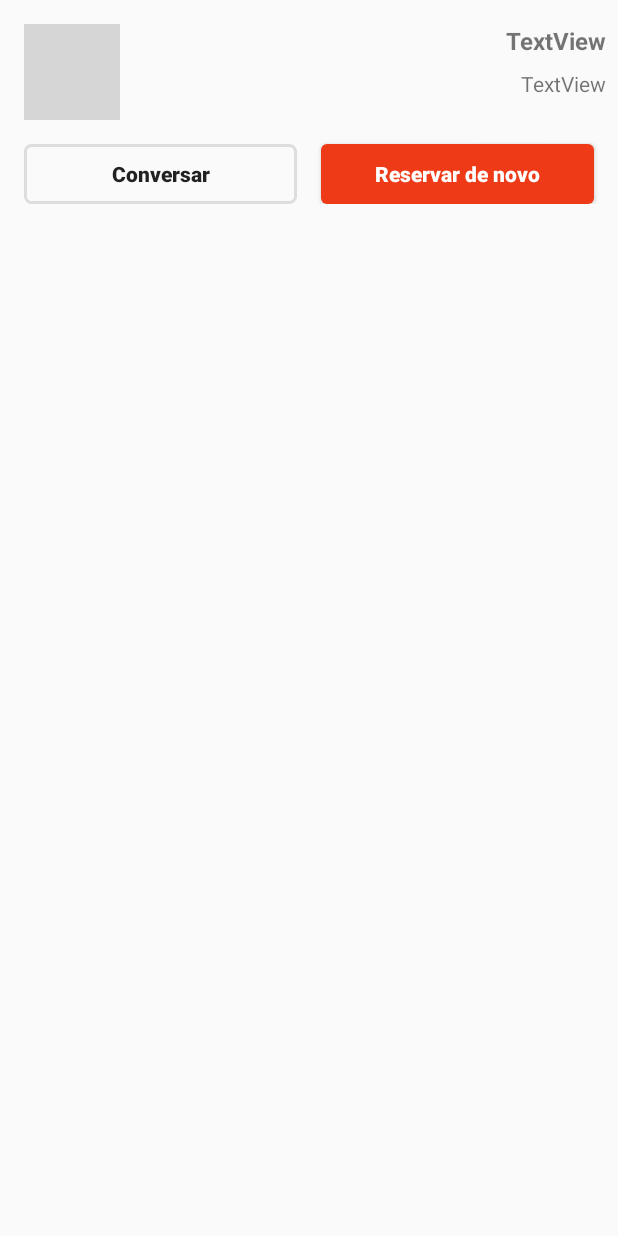
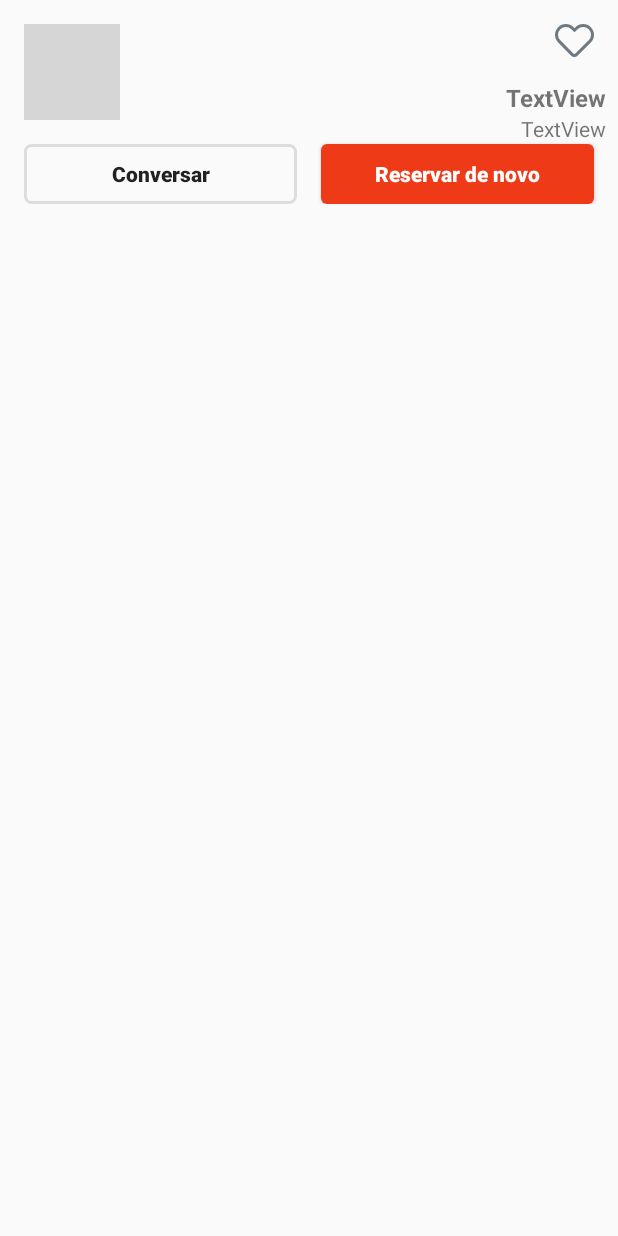
Before and after one commit to GabriellCosta/DogHero, an Android app: the layout list_item_dog_hero.xml on its own in the app's theme, with its tools: preview values and no code run, on a phone screen of 412 x 824 dp. Run offline under Robolectric (Android 15) with nearby library versions, the phone set to English and light mode, and no system bars; grey boxes are pictures that could not be loaded.

Commit message:
Create component for favorite button

```diff
--- a/feature/myHero/src/main/kotlin/br.com.doghero.dhproject.myhero/ui/HeroAdapter.kt
+++ b/feature/myHero/src/main/kotlin/br.com.doghero.dhproject.myhero/ui/HeroAdapter.kt
@@ -38,6 +38,8 @@ internal class HeroAdapter(private val heroList: List<HeroVO>) :
         private val addressView by bind<TextView>(R.id.txt_list_item_hero_addres)
         private val priceView by bind<TextView>(R.id.txt_list_item_hero_price)
 
+        private val favoriteButton by bind<ImageView>(R.id.btn_item_list_favorite)
+
         fun bind(item: HeroVO) {
 
             item.apply {
@@ -46,6 +48,8 @@ internal class HeroAdapter(private val heroList: List<HeroVO>) :
                 addressView.text = item.address
                 priceView.text = item.price
             }
+
+            favoriteButton.setOnClickListener(FavoriteFlipButtonBehavior())
         }
     }
 }
--- a/feature/myHero/src/main/res/layout/list_item_dog_hero.xml
+++ b/feature/myHero/src/main/res/layout/list_item_dog_hero.xml
@@ -54,33 +54,42 @@
     tools:text="@tools:sample/first_names"/>
 
   <TextView
-    android:textSize="14sp"
     android:id="@+id/txt_list_item_hero_addres"
     android:layout_width="wrap_content"
     android:layout_height="wrap_content"
     android:layout_marginTop="@dimen/smallSpace"
     android:layout_marginStart="@dimen/smallSpace"
+    android:textSize="14sp"
     app:layout_constraintStart_toEndOf="@+id/img_list_item_hero_photo"
     app:layout_constraintTop_toBottomOf="@+id/txt_list_item_hero_name"
     tools:text="@tools:sample/cities"/>
 
+  <ImageButton
+    android:layout_marginEnd="@dimen/mediumSpace"
+    android:layout_marginTop="@dimen/mediumSpace"
+    android:background="@drawable/icon_like_border_vector_gray_battleship"
+    android:id="@+id/btn_item_list_favorite"
+    android:layout_width="wrap_content"
+    android:layout_height="wrap_content"
+    app:layout_constraintEnd_toEndOf="parent"
+    app:layout_constraintTop_toTopOf="parent"/>
+
   <TextView
+    android:id="@+id/txt_list_item_hero_price"
     android:textStyle="bold"
-    android:textSize="16sp"
-    android:id="@+id/txt_list_item_hero_price"
     android:layout_width="wrap_content"
     android:layout_height="wrap_content"
     android:layout_marginTop="@dimen/mediumSpace"
     android:layout_marginEnd="@dimen/smallSpace"
     android:text="TextView"
+    android:textSize="16sp"
     app:layout_constraintEnd_toEndOf="parent"
-    app:layout_constraintTop_toTopOf="parent"/>
+    app:layout_constraintTop_toBottomOf="@+id/btn_item_list_favorite"/>
 
   <TextView
     android:id="@+id/txt_list_item_hero_price_tip"
     android:layout_width="wrap_content"
     android:layout_height="wrap_content"
-    android:layout_marginTop="@dimen/smallSpace"
     android:layout_marginEnd="@dimen/smallSpace"
     android:text="TextView"
     app:layout_constraintEnd_toEndOf="parent"
```
Also changed, not shown: feature/myHero/src/main/kotlin/br.com.doghero.dhproject.myhero/ui/FavortieFlipButtonBehavior.kt (added, +34 -0 lines), feature/myHero/src/main/res/drawable/icon_like_border_vector_gray_battleship.xml (renamed from app/src/main/res/drawable/icon_like_border_vector_gray_battleship.xml), feature/myHero/src/main/res/drawable/icon_like_filled_vector_red.xml (renamed from app/src/main/res/drawable/icon_like_filled_vector_red.xml).
